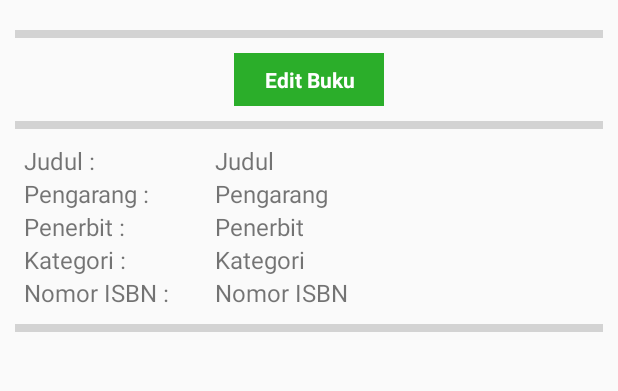
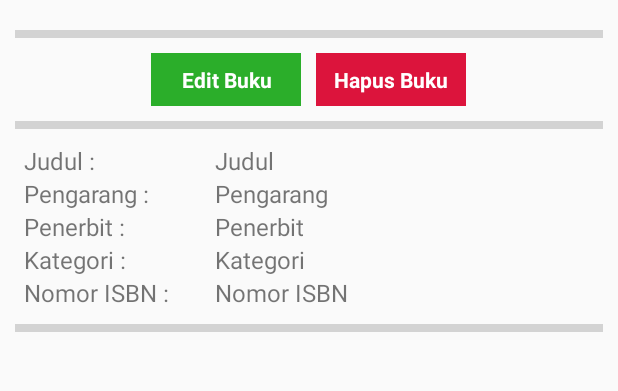
Before and after one commit to rifalous/My-Personal-Library, an Android app: the layout activity_book_detail.xml on its own in the app's theme, with its tools: preview values and no code run, on a phone screen of 412 x 824 dp, the part 390-781 px from its top. Run offline under Robolectric (Android 15) with nearby library versions, the phone set to English and light mode, and no system bars.

```diff
--- a/app/src/main/res/layout/activity_book_detail.xml
+++ b/app/src/main/res/layout/activity_book_detail.xml
@@ -24,13 +24,20 @@
         android:layout_margin="10dp"/>
 
     <LinearLayout
+        android:layout_width="wrap_content"
+        android:layout_height="wrap_content"
+        android:orientation="horizontal"
+        android:layout_gravity="center">
+
+        <LinearLayout
             android:id="@+id/edit_buku"
             android:layout_width="100dp"
             android:layout_height="35dp"
             android:layout_gravity="center"
             android:visibility="visible"
             android:background="@color/color_cardview"
-        android:orientation="horizontal">
+            android:orientation="horizontal"
+            android:layout_marginRight="10dp">
             <TextView
                 android:layout_width="match_parent"
                 android:layout_height="match_parent"
@@ -38,6 +45,25 @@
                 android:text="@string/edit_buku"
                 android:textStyle="bold"
                 android:textColor="@color/white"/>
+        </LinearLayout>
+
+        <LinearLayout
+            android:id="@+id/hapus_buku"
+            android:layout_width="100dp"
+            android:layout_height="35dp"
+            android:layout_gravity="center"
+            android:visibility="visible"
+            android:background="@color/color_danger"
+            android:orientation="horizontal">
+            <TextView
+                android:layout_width="match_parent"
+                android:layout_height="match_parent"
+                android:gravity="center"
+                android:text="@string/hapus_buku"
+                android:textStyle="bold"
+                android:textColor="@color/white"/>
+        </LinearLayout>
+
     </LinearLayout>
 
     <View
--- a/app/src/main/res/values/colors.xml
+++ b/app/src/main/res/values/colors.xml
@@ -3,6 +3,7 @@
     <color name="colorPrimary">#1E5618</color>
     <color name="colorPrimaryDark">#1E5618</color>
     <color name="colorAccent">#2BAE2A</color>
+    <color name="color_danger">#DC143C</color>
     <color name="white">#FFFFFF</color>
     <color name="color_cardview">#2BAE2A</color>
     <color name="color_bg">#b83de468</color>
--- a/app/src/main/res/values/strings.xml
+++ b/app/src/main/res/values/strings.xml
@@ -28,4 +28,5 @@
     <string name="search_judul">Cari</string>
     <string name="drawer_open">open</string>
     <string name="drawer_close">close</string>
+    <string name="hapus_buku">Hapus Buku</string>
 </resources>
```
Lines whose indentation alone changed are shown as unchanged.
